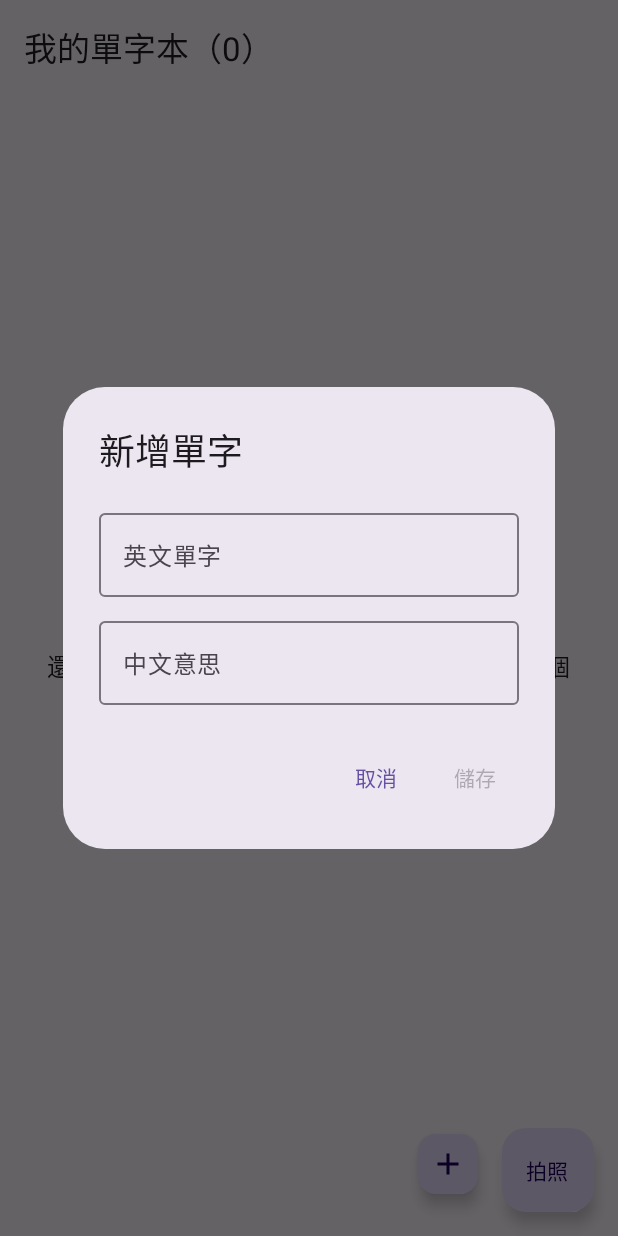
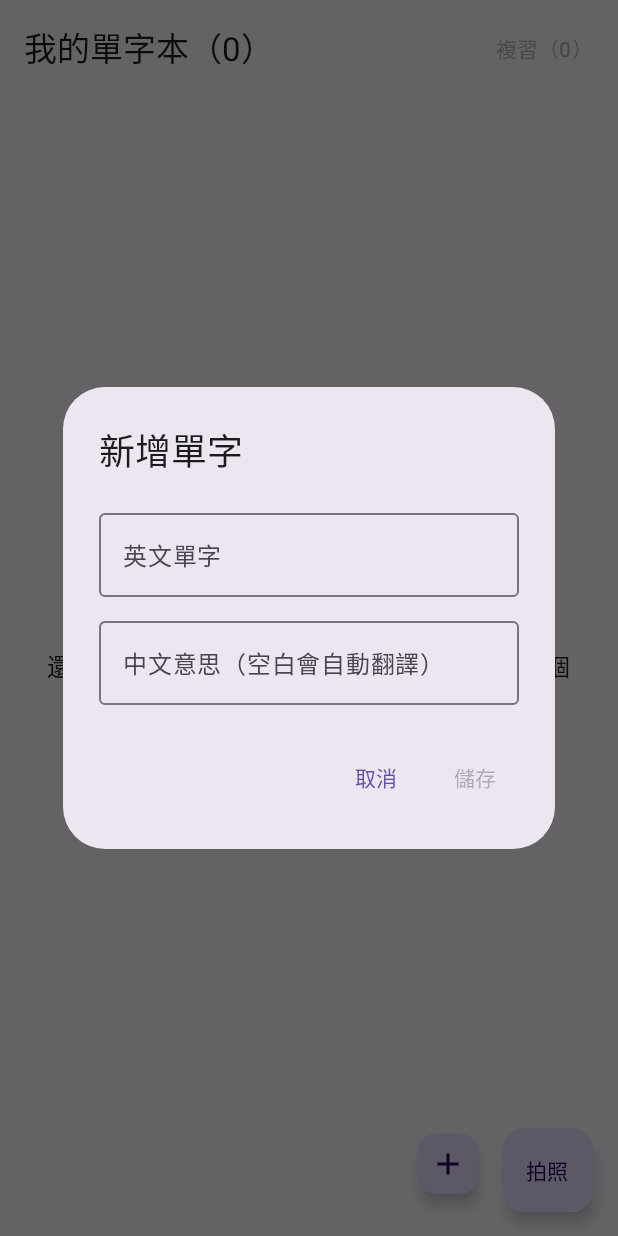
Before and after one commit to casperlee-nics/wordsnap, an Android app built with Jetpack Compose: the screen it shows after launch (MainActivity), after a tap on "手動新增單字", on a phone screen of 412 x 824 dp. Run offline under Robolectric (Android 15) with nearby library versions, the phone set to English and light mode, and no system bars; our stand-ins replace Room's generated code.

Commit message:
Add auto translation, flashcard review, and pronunciation
Co-Authored-By: Claude Opus 5.5 (1M context) <noreply@anthropic.com>
Claude-Session: https://claude.ai/code/session_01X6VtgsiuDMCBgGqxezZuve

```diff
--- a/app/src/main/java/com/wordsnap/app/MainActivity.kt
+++ b/app/src/main/java/com/wordsnap/app/MainActivity.kt
@@ -10,9 +10,13 @@ import androidx.compose.runtime.mutableStateOf
 import androidx.compose.runtime.saveable.rememberSaveable
 import androidx.compose.runtime.setValue
 import androidx.lifecycle.viewmodel.compose.viewModel
+import com.wordsnap.app.ui.ReviewScreen
 import com.wordsnap.app.ui.ScanScreen
 import com.wordsnap.app.ui.WordListScreen
 import com.wordsnap.app.ui.WordViewModel
+
+// App 的三個畫面
+private enum class Screen { List, Scan, Review }
 
 class MainActivity : ComponentActivity() {
     override fun onCreate(savedInstanceState: Bundle?) {
@@ -20,19 +24,25 @@ class MainActivity : ComponentActivity() {
         setContent {
             MaterialTheme {
                 val vm: WordViewModel = viewModel()
-                var scanning by rememberSaveable { mutableStateOf(false) }
+                var screen by rememberSaveable { mutableStateOf(Screen.List) }
+                val backToList = { screen = Screen.List }
 
-                if (scanning) {
-                    BackHandler { scanning = false }
-                    ScanScreen(
+                if (screen != Screen.List) BackHandler(onBack = backToList)
+
+                when (screen) {
+                    Screen.List -> WordListScreen(
+                        vm,
+                        onScan = { screen = Screen.Scan },
+                        onReview = { screen = Screen.Review },
+                    )
+                    Screen.Scan -> ScanScreen(
                         onAdd = { words ->
                             vm.addAll(words)
-                            scanning = false
+                            screen = Screen.List
                         },
-                        onBack = { scanning = false },
+                        onBack = backToList,
                     )
-                } else {
-                    WordListScreen(vm, onScan = { scanning = true })
+                    Screen.Review -> ReviewScreen(vm, onBack = backToList)
                 }
             }
         }
--- a/app/src/main/java/com/wordsnap/app/data/AppDatabase.kt
+++ b/app/src/main/java/com/wordsnap/app/data/AppDatabase.kt
@@ -4,8 +4,10 @@ import android.content.Context
 import androidx.room.Database
 import androidx.room.Room
 import androidx.room.RoomDatabase
+import androidx.room.migration.Migration
+import androidx.sqlite.db.SupportSQLiteDatabase
 
-@Database(entities = [Word::class], version = 1)
+@Database(entities = [Word::class], version = 2)
 abstract class AppDatabase : RoomDatabase() {
     abstract fun wordDao(): WordDao
 
@@ -19,7 +21,15 @@ abstract class AppDatabase : RoomDatabase() {
                     context.applicationContext,
                     AppDatabase::class.java,
                     "wordsnap.db",
-                ).build().also { instance = it }
+                ).addMigrations(MIGRATION_1_2).build().also { instance = it }
             }
+
+        // v0.3 加入複習欄位，保留舊的單字
+        private val MIGRATION_1_2 = object : Migration(1, 2) {
+            override fun migrate(db: SupportSQLiteDatabase) {
+                db.execSQL("ALTER TABLE words ADD COLUMN box INTEGER NOT NULL DEFAULT 0")
+                db.execSQL("ALTER TABLE words ADD COLUMN dueAt INTEGER NOT NULL DEFAULT 0")
+            }
+        }
     }
 }
--- a/app/src/main/java/com/wordsnap/app/data/Word.kt
+++ b/app/src/main/java/com/wordsnap/app/data/Word.kt
@@ -1,5 +1,6 @@
 package com.wordsnap.app.data
 
+import androidx.room.ColumnInfo
 import androidx.room.Entity
 import androidx.room.PrimaryKey
 
@@ -10,4 +11,7 @@ data class Word(
     val text: String,
     val meaning: String,
     val createdAt: Long = System.currentTimeMillis(),
+    // 複習用：box 越高代表越熟，dueAt 是下次該複習的時間
+    @ColumnInfo(defaultValue = "0") val box: Int = 0,
+    @ColumnInfo(defaultValue = "0") val dueAt: Long = 0,
 )
--- a/app/src/main/java/com/wordsnap/app/data/WordDao.kt
+++ b/app/src/main/java/com/wordsnap/app/data/WordDao.kt
@@ -16,11 +16,21 @@ interface WordDao {
     @Query("SELECT text FROM words")
     suspend fun getAllTexts(): List<String>
 
+    @Query("SELECT * FROM words WHERE meaning = ''")
+    suspend fun getWithoutMeaning(): List<Word>
+
+    @Query("SELECT * FROM words WHERE dueAt <= :now ORDER BY dueAt")
+    suspend fun getDue(now: Long): List<Word>
+
     @Insert
     suspend fun insert(word: Word)
 
     @Insert
     suspend fun insertAll(words: List<Word>)
+
+    // 只在還沒有意思時才填，避免蓋掉使用者自己寫的
+    @Query("UPDATE words SET meaning = :meaning WHERE id = :id AND meaning = ''")
+    suspend fun fillMeaning(id: Long, meaning: String)
 
     @Update
     suspend fun update(word: Word)
--- /dev/null
+++ b/app/src/main/java/com/wordsnap/app/speech/Speaker.kt
@@ -0,0 +1,38 @@
+package com.wordsnap.app.speech
+
+import android.content.Context
+import android.speech.tts.TextToSpeech
+import androidx.compose.runtime.Composable
+import androidx.compose.runtime.DisposableEffect
+import androidx.compose.runtime.remember
+import androidx.compose.ui.platform.LocalContext
+import java.util.Locale
+
+// 用手機內建的文字轉語音念英文單字
+class Speaker(context: Context) : TextToSpeech.OnInitListener {
+    private val tts = TextToSpeech(context.applicationContext, this)
+    private var ready = false
+
+    override fun onInit(status: Int) {
+        if (status == TextToSpeech.SUCCESS) {
+            tts.setLanguage(Locale.US)
+            ready = true
+        }
+    }
+
+    fun speak(text: String) {
+        if (ready) tts.speak(text, TextToSpeech.QUEUE_FLUSH, null, text)
+    }
+
+    fun shutdown() = tts.shutdown()
+}
+
+@Composable
+fun rememberSpeaker(): Speaker {
+    val context = LocalContext.current
+    val speaker = remember { Speaker(context) }
+    DisposableEffect(speaker) {
+        onDispose { speaker.shutdown() }
+    }
+    return speaker
+}
--- a/app/src/main/java/com/wordsnap/app/ui/WordListScreen.kt
+++ b/app/src/main/java/com/wordsnap/app/ui/WordListScreen.kt
@@ -12,6 +12,7 @@ import androidx.compose.foundation.lazy.items
 import androidx.compose.material.icons.Icons
 import androidx.compose.material.icons.filled.Add
 import androidx.compose.material.icons.filled.Delete
+import androidx.compose.material.icons.filled.PlayArrow
 import androidx.compose.material3.AlertDialog
 import androidx.compose.material3.ExperimentalMaterial3Api
 import androidx.compose.material3.FloatingActionButton
@@ -35,17 +36,28 @@ import androidx.compose.ui.Alignment
 import androidx.compose.ui.Modifier
 import androidx.compose.ui.unit.dp
 import com.wordsnap.app.data.Word
+import com.wordsnap.app.speech.rememberSpeaker
 
 // 單字本主畫面：列出所有單字，右下角可拍照或手動新增，點單字可編輯
 @OptIn(ExperimentalMaterial3Api::class)
 @Composable
-fun WordListScreen(vm: WordViewModel, onScan: () -> Unit) {
+fun WordListScreen(vm: WordViewModel, onScan: () -> Unit, onReview: () -> Unit) {
     val words by vm.words.collectAsState()
+    val speaker = rememberSpeaker()
+    val now = System.currentTimeMillis()
+    val dueCount = words.count { it.dueAt <= now }
     var showAdd by remember { mutableStateOf(false) }
     var editing by remember { mutableStateOf<Word?>(null) }
 
     Scaffold(
-        topBar = { TopAppBar(title = { Text("我的單字本（${words.size}）") }) },
+        topBar = {
+            TopAppBar(
+                title = { Text("我的單字本（${words.size}）") },
+                actions = {
+                    TextButton(onClick = onReview, enabled = dueCount > 0) { Text("複習（$dueCount）") }
+                },
+            )
+        },
         floatingActionButton = {
             Row(horizontalArrangement = Arrangement.spacedBy(12.dp)) {
                 SmallFloatingActionButton(onClick = { showAdd = true }) {
@@ -67,10 +79,15 @@ fun WordListScreen(vm: WordViewModel, onScan: () -> Unit) {
                     ListItem(
                         modifier = Modifier.clickable { editing = word },
                         headlineContent = { Text(word.text) },
-                        supportingContent = { Text(word.meaning.ifBlank { "（點一下填寫中文意思）" }) },
+                        supportingContent = { Text(word.meaning.ifBlank { "（翻譯中，或點一下自己填寫）" }) },
                         trailingContent = {
-                            IconButton(onClick = { vm.delete(word) }) {
-                                Icon(Icons.Filled.Delete, contentDescription = "刪除")
+                            Row {
+                                IconButton(onClick = { speaker.speak(word.text) }) {
+                                    Icon(Icons.Filled.PlayArrow, contentDescription = "發音")
+                                }
+                                IconButton(onClick = { vm.delete(word) }) {
+                                    Icon(Icons.Filled.Delete, contentDescription = "刪除")
+                                }
                             }
                         },
                     )
@@ -121,7 +138,7 @@ private fun WordDialog(
         text = {
             Column(verticalArrangement = Arrangement.spacedBy(8.dp)) {
                 OutlinedTextField(value = text, onValueChange = { text = it }, label = { Text("英文單字") }, singleLine = true)
-                OutlinedTextField(value = meaning, onValueChange = { meaning = it }, label = { Text("中文意思") }, singleLine = true)
+                OutlinedTextField(value = meaning, onValueChange = { meaning = it }, label = { Text("中文意思（空白會自動翻譯）") }, singleLine = true)
             }
         },
         confirmButton = {
--- a/app/src/main/java/com/wordsnap/app/ui/WordViewModel.kt
+++ b/app/src/main/java/com/wordsnap/app/ui/WordViewModel.kt
@@ -1,14 +1,24 @@
 package com.wordsnap.app.ui
 
 import android.app.Application
+import androidx.compose.runtime.getValue
+import androidx.compose.runtime.mutableIntStateOf
+import androidx.compose.runtime.mutableStateOf
+import androidx.compose.runtime.setValue
 import androidx.lifecycle.AndroidViewModel
 import androidx.lifecycle.viewModelScope
 import com.wordsnap.app.data.AppDatabase
 import com.wordsnap.app.data.Word
+import com.wordsnap.app.translate.WordTranslator
 import kotlinx.coroutines.flow.SharingStarted
 import kotlinx.coroutines.flow.StateFlow
 import kotlinx.coroutines.flow.stateIn
 import kotlinx.coroutines.launch
+
+private const val DAY = 24 * 60 * 60 * 1000L
+
+// 記得一次就升一格，每格下次複習的間隔：馬上、1、3、7、14、30 天
+private val INTERVALS = longArrayOf(0, 1 * DAY, 3 * DAY, 7 * DAY, 14 * DAY, 30 * DAY)
 
 // 畫面和資料庫之間的橋樑
 class WordViewModel(application: Application) : AndroidViewModel(application) {
@@ -17,9 +27,14 @@ class WordViewModel(application: Application) : AndroidViewModel(application) {
     val words: StateFlow<List<Word>> = dao.getAll()
         .stateIn(viewModelScope, SharingStarted.WhileSubscribed(5_000), emptyList())
 
+    init {
+        fillMissingMeanings()
+    }
+
     fun add(text: String, meaning: String) {
         viewModelScope.launch {
             dao.insert(Word(text = text.trim(), meaning = meaning.trim()))
+            fillMissingMeaningsNow()
         }
     }
 
@@ -30,16 +45,58 @@ class WordViewModel(application: Application) : AndroidViewModel(application) {
             val newWords = texts.filter { it.lowercase() !in existing }
                 .map { Word(text = it, meaning = "") }
             dao.insertAll(newWords)
+            fillMissingMeaningsNow()
         }
     }
 
     fun update(word: Word, text: String, meaning: String) {
         viewModelScope.launch {
             dao.update(word.copy(text = text.trim(), meaning = meaning.trim()))
+            fillMissingMeaningsNow()
         }
     }
 
     fun delete(word: Word) {
         viewModelScope.launch { dao.delete(word) }
     }
+
+    private fun fillMissingMeanings() {
+        viewModelScope.launch { fillMissingMeaningsNow() }
+    }
+
+    // 沒有中文意思的單字自動翻譯
+    private suspend fun fillMissingMeaningsNow() {
+        for (word in dao.getWithoutMeaning()) {
+            val meaning = WordTranslator.translate(word.text) ?: return
+            dao.fillMeaning(word.id, meaning)
+        }
+    }
+
+    // ---- 翻卡複習 ----
+
+    var reviewQueue by mutableStateOf<List<Word>>(emptyList())
+        private set
+    var reviewedCount by mutableIntStateOf(0)
+        private set
+    // 每答一題加一，讓畫面知道要把卡片翻回正面
+    var reviewStep by mutableIntStateOf(0)
+        private set
+
+    fun startReview() {
+        reviewedCount = 0
+        viewModelScope.launch {
+            reviewQueue = dao.getDue(System.currentTimeMillis())
+        }
+    }
+
+    fun answer(word: Word, remembered: Boolean) {
+        val box = if (remembered) (word.box + 1).coerceAtMost(INTERVALS.size - 1) else 0
+        val updated = word.copy(box = box, dueAt = System.currentTimeMillis() + INTERVALS[box])
+        viewModelScope.launch { dao.update(updated) }
+
+        // 忘了的字放到最後，這次複習再考一次
+        reviewQueue = reviewQueue.drop(1) + if (remembered) emptyList() else listOf(updated)
+        if (remembered) reviewedCount++
+        reviewStep++
+    }
 }
```
Also changed, not shown: app/build.gradle.kts (+6 -2 lines), app/src/main/AndroidManifest.xml (+10 -0 lines), app/src/main/java/com/wordsnap/app/translate/WordTranslator.kt (added, +35 -0 lines), app/src/main/java/com/wordsnap/app/ui/ReviewScreen.kt (added, +90 -0 lines), 1 other file.
